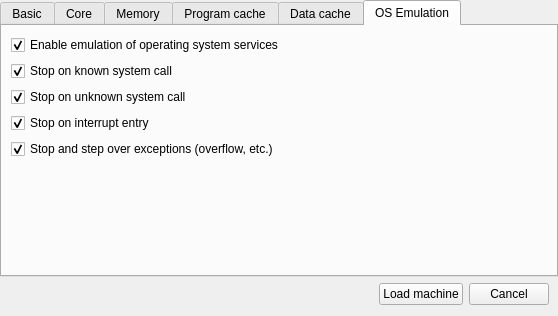
First picture: the form in qtmips_gui/NewDialog.ui, repository cvut/qtrvsim, before the edit.
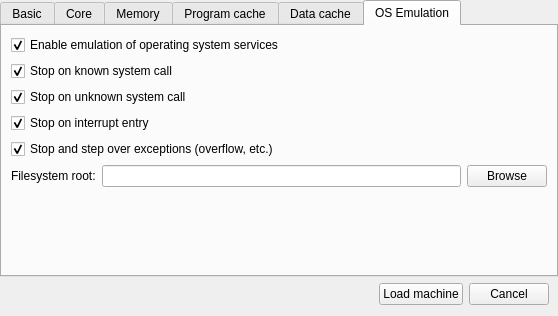
Second picture: the form after the edit. The open tabs and pages were chosen to show the change.

Commit message:
Updated read and write, added open, close, ftruncate syscalls and fs_root option.
When operating system emulation root directory (fs_root) are selected
then open() syscall opens real host system files in this limited
subtree. When fs_root is not set then console is mapped to all
read, write, open and close calls.

What changed in the file:
```diff
--- a/qtmips_gui/NewDialog.ui
+++ b/qtmips_gui/NewDialog.ui
@@ -354,6 +354,27 @@
          </property>
         </widget>
        </item>
+       <item>
+        <layout class="QHBoxLayout" name="horizontalLayout">
+         <item>
+          <widget class="QLabel" name="label_fs_root">
+           <property name="text">
+            <string>Filesystem root:</string>
+           </property>
+          </widget>
+         </item>
+         <item>
+          <widget class="QLineEdit" name="osemu_fs_root"/>
+         </item>
+         <item>
+          <widget class="QPushButton" name="osemu_fs_root_browse">
+           <property name="text">
+            <string>Browse</string>
+           </property>
+          </widget>
+         </item>
+        </layout>
+       </item>
        <item>
         <spacer name="verticalSpacer_4">
          <property name="orientation">
```
The commit also changes 7 other files.
